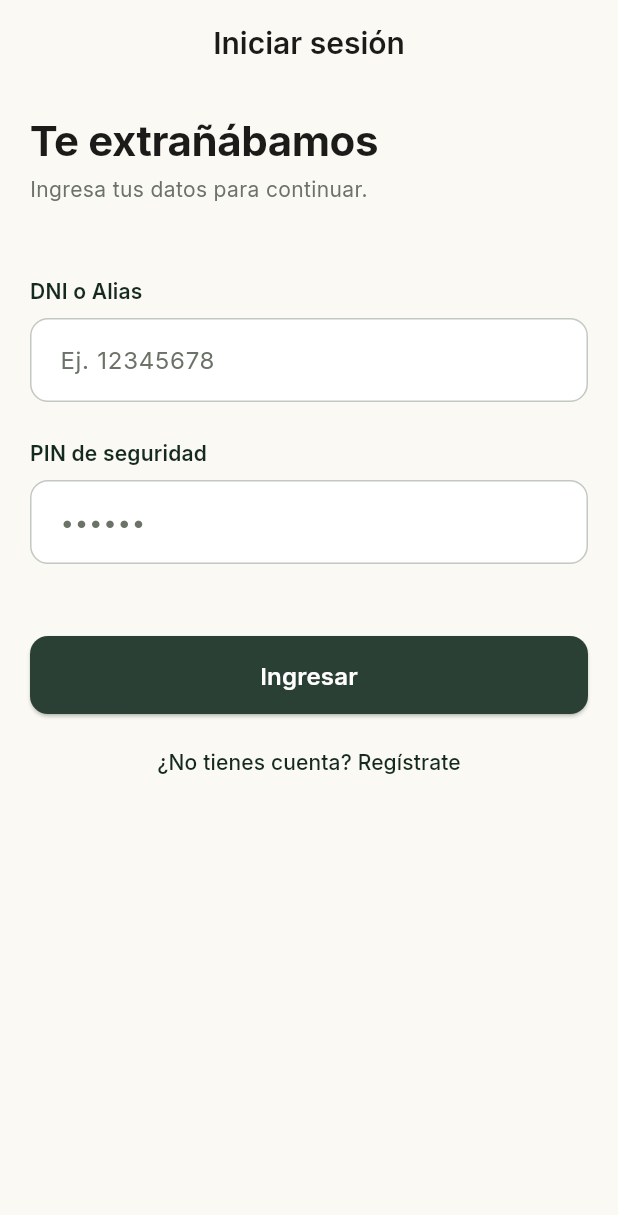
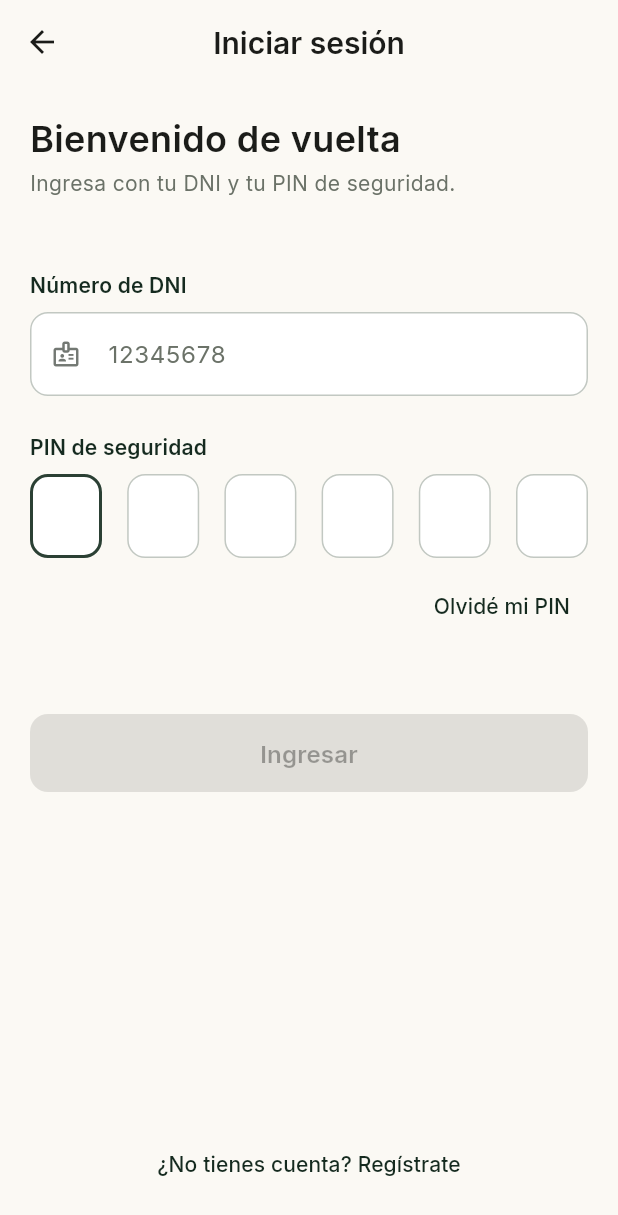
Before and after one commit to Los-hijos-de-Rene/CuyCashUTP, a Flutter app: the LoginScreen screen opened by its route, on a phone screen of 412 x 824 dp. Shown: the top 1215 px of the screen. Run offline on Flutter 3.47's test engine with Material 3 defaults, Android fonts, the phone set to English and light mode, and no system bars; our stand-ins replace flutter_bloc, fpdart, freezed_annotation, go_router.

Commit message:
feat: rediseño de login (DNI + PIN 6 casillas, Olvidé mi PIN, gating Ingresar)

```diff
--- a/apps/mobile/lib/l10n/app_localizations.dart
+++ b/apps/mobile/lib/l10n/app_localizations.dart
@@ -151,13 +151,13 @@ abstract class AppLocalizations {
   /// No description provided for @loginHeadline.
   ///
   /// In es, this message translates to:
-  /// **'Te extrañábamos'**
+  /// **'Bienvenido de vuelta'**
   String get loginHeadline;
 
   /// No description provided for @loginSubtitle.
   ///
   /// In es, this message translates to:
-  /// **'Ingresa tus datos para continuar.'**
+  /// **'Ingresa con tu DNI y tu PIN de seguridad.'**
   String get loginSubtitle;
 
   /// No description provided for @identifierLabel.
@@ -177,6 +177,12 @@ abstract class AppLocalizations {
   /// In es, this message translates to:
   /// **'Ingresar'**
   String get loginCta;
+
+  /// No description provided for @forgotPin.
+  ///
+  /// In es, this message translates to:
+  /// **'Olvidé mi PIN'**
+  String get forgotPin;
 
   /// No description provided for @goToRegister.
   ///
--- a/apps/mobile/lib/l10n/app_localizations_es.dart
+++ b/apps/mobile/lib/l10n/app_localizations_es.dart
@@ -39,10 +39,10 @@ class AppLocalizationsEs extends AppLocalizations {
   String get loginTitle => 'Iniciar sesión';
 
   @override
-  String get loginHeadline => 'Te extrañábamos';
+  String get loginHeadline => 'Bienvenido de vuelta';
 
   @override
-  String get loginSubtitle => 'Ingresa tus datos para continuar.';
+  String get loginSubtitle => 'Ingresa con tu DNI y tu PIN de seguridad.';
 
   @override
   String get identifierLabel => 'DNI o Alias';
@@ -52,6 +52,9 @@ class AppLocalizationsEs extends AppLocalizations {
 
   @override
   String get loginCta => 'Ingresar';
+
+  @override
+  String get forgotPin => 'Olvidé mi PIN';
 
   @override
   String get goToRegister => '¿No tienes cuenta? Regístrate';
--- a/apps/mobile/lib/l10n/arb/app_es.arb
+++ b/apps/mobile/lib/l10n/arb/app_es.arb
@@ -9,11 +9,12 @@
   "onboardingTitle3": "Recibe desde otras billeteras",
   "onboardingBody3": "El dinero que te envían desde otras apps llega directo a tu billetera CuyCash.",
   "loginTitle": "Iniciar sesión",
-  "loginHeadline": "Te extrañábamos",
-  "loginSubtitle": "Ingresa tus datos para continuar.",
+  "loginHeadline": "Bienvenido de vuelta",
+  "loginSubtitle": "Ingresa con tu DNI y tu PIN de seguridad.",
   "identifierLabel": "DNI o Alias",
   "pinLabel": "PIN de seguridad",
   "loginCta": "Ingresar",
+  "forgotPin": "Olvidé mi PIN",
   "goToRegister": "¿No tienes cuenta? Regístrate",
   "registerTitle": "Crear cuenta",
   "registerHeadline": "Empecemos por lo básico",
--- a/apps/mobile/lib/presentation/auth/login_screen.dart
+++ b/apps/mobile/lib/presentation/auth/login_screen.dart
@@ -1,5 +1,6 @@
 import 'package:design_system/design_system.dart';
 import 'package:flutter/material.dart';
+import 'package:flutter/services.dart';
 import 'package:flutter_bloc/flutter_bloc.dart';
 import 'package:go_router/go_router.dart';
 
@@ -8,7 +9,8 @@ import '../app/app_routes.dart';
 import 'auth_error_text.dart';
 import 'bloc/auth_bloc.dart';
 
-/// Login con DNI/Alias + PIN.
+/// Login con DNI (8 dígitos) + PIN de 6 dígitos (casillas). "Ingresar" se
+/// habilita solo cuando ambos campos están completos.
 class LoginScreen extends StatefulWidget {
   const LoginScreen({super.key});
 
@@ -17,67 +19,113 @@ class LoginScreen extends StatefulWidget {
 }
 
 class _LoginScreenState extends State<LoginScreen> {
-  final _identifier = TextEditingController();
+  final _dni = TextEditingController();
   final _pin = TextEditingController();
 
   @override
+  void initState() {
+    super.initState();
+    _dni.addListener(_onChanged);
+    _pin.addListener(_onChanged);
+  }
+
+  void _onChanged() => setState(() {});
+
+  @override
   void dispose() {
-    _identifier.dispose();
+    _dni.dispose();
     _pin.dispose();
     super.dispose();
   }
 
+  bool get _isReady => _dni.text.length == 8 && _pin.text.length == 6;
+
   void _submit() {
     context.read<AuthBloc>().add(AuthEvent.loginSubmitted(
-          identifier: _identifier.text.trim(),
+          identifier: _dni.text.trim(),
           pin: _pin.text.trim(),
         ));
+  }
+
+  void _back() {
+    if (context.canPop()) {
+      context.pop();
+    } else {
+      context.go(AppRoutes.onboarding);
+    }
   }
 
   @override
   Widget build(BuildContext context) {
     final l10n = AppLocalizations.of(context);
     return Scaffold(
-      appBar: AppBar(title: Text(l10n.loginTitle)),
+      appBar: AppBar(
+        title: Text(l10n.loginTitle),
+        leading: IconButton(
+          icon: const Icon(Icons.arrow_back),
+          onPressed: _back,
+        ),
+      ),
       body: SafeArea(
         child: BlocBuilder<AuthBloc, AuthState>(
           builder: (context, state) {
-            final unauth =
-                state is AuthUnauthenticated ? state : const AuthUnauthenticated();
+            final unauth = state is AuthUnauthenticated
+                ? state
+                : const AuthUnauthenticated();
             final error = unauth.error;
-            return ListView(
-              padding: const EdgeInsets.all(CuyCashSpacing.containerPadding),
+            final submitting = unauth.status == FormStatus.submitting;
+            return Column(
+              children: [
+                Expanded(
+                  child: ListView(
+                    padding: const EdgeInsets.all(
+                        CuyCashSpacing.containerPadding),
                     children: [
                       Text(l10n.loginHeadline,
-                    style: CuyCashTypography.headlineMd),
+                          style: CuyCashTypography.headlineSm),
                       const SizedBox(height: CuyCashSpacing.stackXs),
-                Text(l10n.loginSubtitle, style: CuyCashTypography.bodyMd),
+                      Text(l10n.loginSubtitle,
+                          style: CuyCashTypography.bodyMd
+                              .copyWith(color: CuyCashColors.secondaryText)),
                       const SizedBox(height: CuyCashSpacing.stackXl),
                       CuyCashTextField(
-                  label: l10n.identifierLabel,
-                  hint: 'Ej. 12345678',
-                  controller: _identifier,
-                  keyboardType: TextInputType.text,
+                        label: l10n.dniFieldLabel,
+                        hint: l10n.dniHint,
+                        controller: _dni,
+                        prefixIcon: Icons.badge_outlined,
+                        keyboardType: TextInputType.number,
+                        maxLength: 8,
                       ),
                       const SizedBox(height: CuyCashSpacing.stackLg),
-                CuyCashTextField(
-                  label: l10n.pinLabel,
-                  hint: '••••••',
+                      _PinField(
                         controller: _pin,
-                  obscure: true,
-                  keyboardType: TextInputType.number,
-                  errorText: error == null ? null : authErrorText(l10n, error),
+                        errorText:
+                            error == null ? null : authErrorText(l10n, error),
+                      ),
+                      const SizedBox(height: CuyCashSpacing.stackSm),
+                      Align(
+                        alignment: Alignment.centerRight,
+                        child: GhostButton(
+                          label: l10n.forgotPin,
+                          onPressed: () {},
+                        ),
                       ),
                       const SizedBox(height: CuyCashSpacing.stackXl),
                       PrimaryButton(
                         label: l10n.loginCta,
-                  loading: unauth.status == FormStatus.submitting,
-                  onPressed: _submit,
+                        loading: submitting,
+                        onPressed: _isReady ? _submit : null,
                       ),
-                const SizedBox(height: CuyCashSpacing.stackSm),
-                GhostButton(
+                    ],
+                  ),
+                ),
+                Padding(
+                  padding:
+                      const EdgeInsets.only(bottom: CuyCashSpacing.stackLg),
+                  child: GhostButton(
                     label: l10n.goToRegister,
                     onPressed: () => context.go(AppRoutes.registro),
+                  ),
                 ),
               ],
             );
@@ -87,3 +135,48 @@ class _LoginScreenState extends State<LoginScreen> {
     );
   }
 }
+
+/// Campo de PIN: label + 6 casillas (`PinBoxes`) con un input numérico oculto
+/// que captura el teclado. Muestra [errorText] en carmín si hay error.
+class _PinField extends StatelessWidget {
+  const _PinField({required this.controller, this.errorText});
+
+  final TextEditingController controller;
+  final String? errorText;
+
+  @override
+  Widget build(BuildContext context) {
+    final l10n = AppLocalizations.of(context);
+    return Column(
+      crossAxisAlignment: CrossAxisAlignment.start,
+      children: [
+        Text(l10n.pinLabel, style: CuyCashTypography.labelMd),
+        const SizedBox(height: CuyCashSpacing.stackSm),
+        Stack(
+          children: [
+            PinBoxes(pin: controller.text),
+            Positioned.fill(
+              child: Opacity(
+                opacity: 0,
+                child: TextField(
+                  controller: controller,
+                  keyboardType: TextInputType.number,
+                  maxLength: 6,
+                  obscureText: true,
+                  inputFormatters: [FilteringTextInputFormatter.digitsOnly],
+                  decoration: const InputDecoration(counterText: ''),
+                ),
+              ),
+            ),
+          ],
+        ),
+        if (errorText != null) ...[
+          const SizedBox(height: CuyCashSpacing.stackSm),
+          Text(errorText!,
+              style: CuyCashTypography.labelSm
+                  .copyWith(color: CuyCashColors.error)),
+        ],
+      ],
+    );
+  }
+}
--- a/apps/mobile/lib/presentation/register/widgets/register_pin_step.dart
+++ b/apps/mobile/lib/presentation/register/widgets/register_pin_step.dart
@@ -5,7 +5,6 @@ import 'package:flutter_bloc/flutter_bloc.dart';
 
 import '../../../l10n/app_localizations.dart';
 import '../bloc/register_bloc.dart';
-import 'pin_boxes.dart';
 
 /// Paso 4 · Seguridad. PIN de 6 dígitos + reglas + toggle biométrico.
 class RegisterPinStep extends StatefulWidget {
--- /dev/null
+++ b/devtools_options.yaml
@@ -0,0 +1,3 @@
+description: This file stores settings for Dart & Flutter DevTools.
+documentation: https://docs.flutter.dev/tools/devtools/extensions#configure-extension-enablement-states
+extensions:
--- a/packages/design_system/lib/design_system.dart
+++ b/packages/design_system/lib/design_system.dart
@@ -9,5 +9,6 @@ export 'src/cuycash_theme.dart';
 export 'src/cuycash_typography.dart';
 export 'src/ghost_button.dart';
 export 'src/page_dots_indicator.dart';
+export 'src/pin_boxes.dart';
 export 'src/primary_button.dart';
 export 'src/secondary_button.dart';
```
Also changed, not shown: packages/design_system/lib/src/pin_boxes.dart (renamed from apps/mobile/lib/presentation/register/widgets/pin_boxes.dart, +5 -2 lines), 1 other file. Lines whose indentation alone changed are shown as unchanged.
